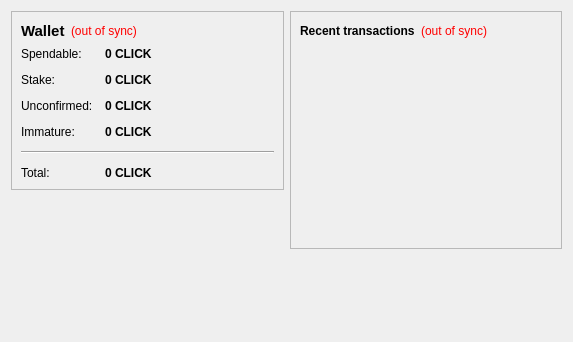
Old version of the form src/qt/forms/overviewpage.ui in the repository coindevv/ClickCoin.
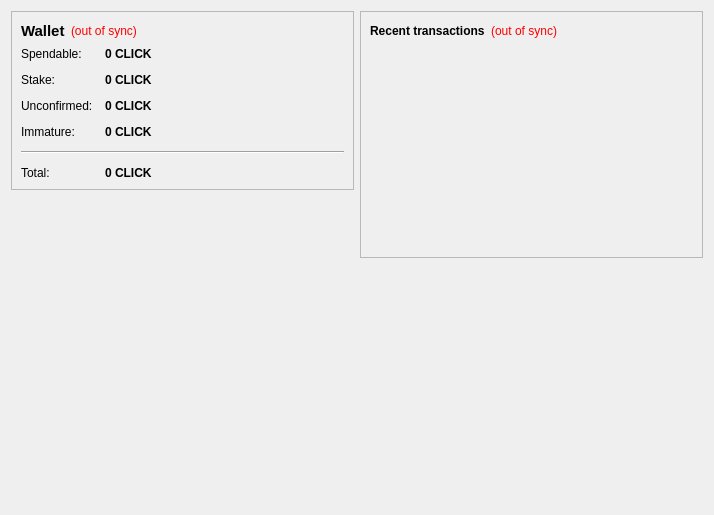
New version of the form. Icons and pictures are not drawn.

Commit message: Add logo to overview page

Patch:
```diff
--- a/src/qt/forms/overviewpage.ui
+++ b/src/qt/forms/overviewpage.ui
@@ -6,8 +6,8 @@
    <rect>
     <x>0</x>
     <y>0</y>
-    <width>573</width>
-    <height>342</height>
+    <width>714</width>
+    <height>515</height>
    </rect>
   </property>
   <property name="windowTitle">
@@ -250,11 +250,29 @@
        </property>
       </spacer>
      </item>
-     <item>
-      <widget class="QLabel" name="label_2">
-       
+     <item alignment="Qt::AlignHCenter|Qt::AlignVCenter">
+      <widget class="QLabel" name="label_wallet_logo">
+       <property name="text">
+        <string/>
+       </property>
+       <property name="pixmap">
+        <pixmap resource="../bitcoin.qrc">:/images/wallet_logo</pixmap>
+       </property>
       </widget>
      </item>
+     <item>
+      <spacer name="verticalSpacer">
+       <property name="orientation">
+        <enum>Qt::Vertical</enum>
+       </property>
+       <property name="sizeHint" stdset="0">
+        <size>
+         <width>20</width>
+         <height>40</height>
+        </size>
+       </property>
+      </spacer>
+     </item>
     </layout>
    </item>
    <item>
```
Left out of the diff: 4 changed lines with no effect on the pictures. The commit also changes 1 other file.
